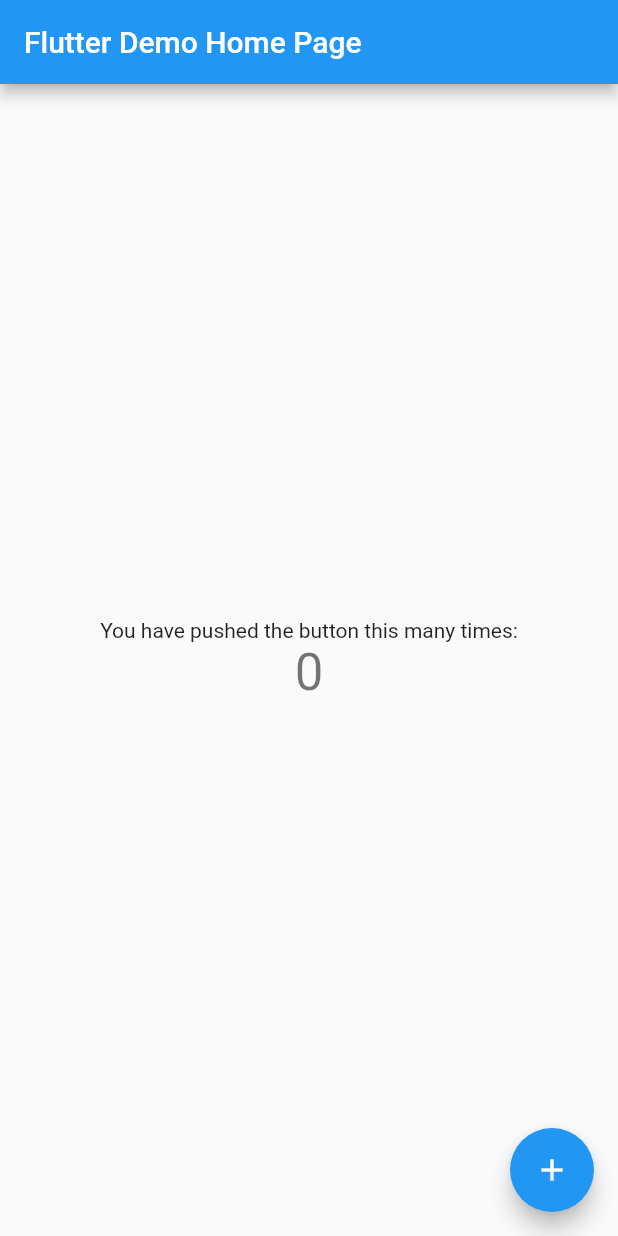
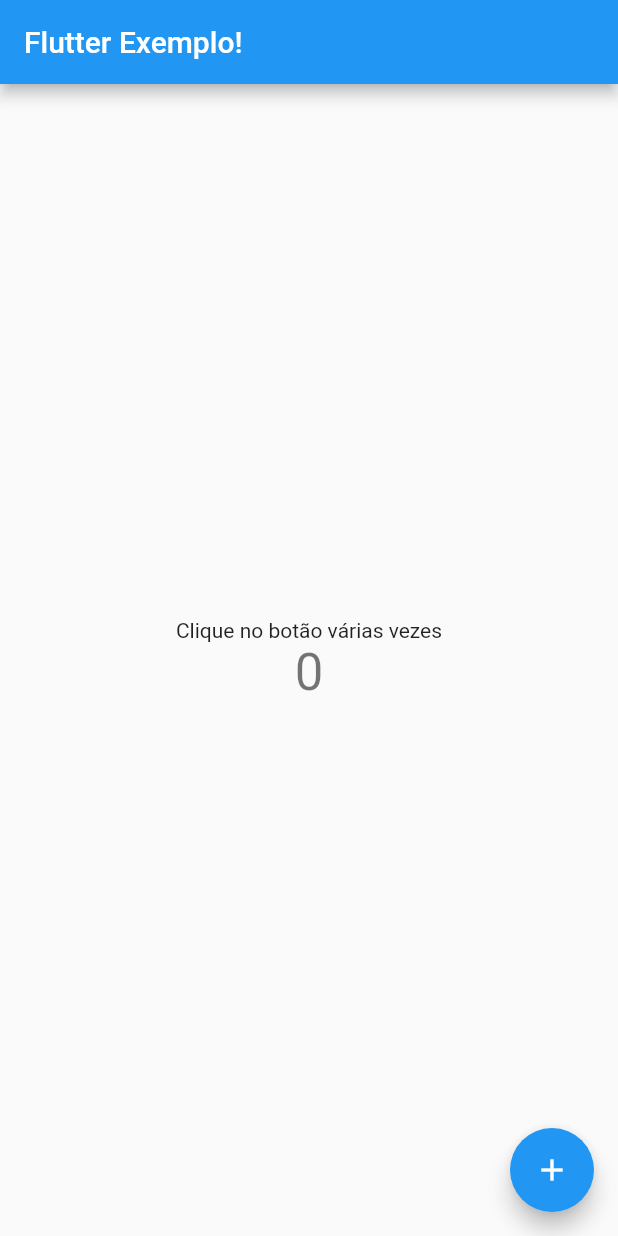
Before and after one commit to alexkads/appfluttertoken, a Flutter app: the screen it shows after launch, on a phone screen of 412 x 824 dp. Run offline on Flutter 3.47's test engine with Material 2 defaults, Android fonts, the phone set to English and light mode, and no system bars.

Commit message:
Limpeza do Projeto

```diff
--- a/lib/main.dart
+++ b/lib/main.dart
@@ -5,39 +5,20 @@
 }
 
 class MyApp extends StatelessWidget {
-  // This widget is the root of your application.
   @override
   Widget build(BuildContext context) {
     return MaterialApp(
       title: 'Flutter Demo',
       theme: ThemeData(
-        // This is the theme of your application.
-        //
-        // Try running your application with "flutter run". You'll see the
-        // application has a blue toolbar. Then, without quitting the app, try
-        // changing the primarySwatch below to Colors.green and then invoke
-        // "hot reload" (press "r" in the console where you ran "flutter run",
-        // or simply save your changes to "hot reload" in a Flutter IDE).
-        // Notice that the counter didn't reset back to zero; the application
-        // is not restarted.
         primarySwatch: Colors.blue,
       ),
-      home: MyHomePage(title: 'Flutter Demo Home Page'),
+      home: MyHomePage(title: 'Flutter Exemplo!'),
     );
   }
 }
 
 class MyHomePage extends StatefulWidget {
   MyHomePage({Key key, this.title}) : super(key: key);
-
-  // This widget is the home page of your application. It is stateful, meaning
-  // that it has a State object (defined below) that contains fields that affect
-  // how it looks.
-
-  // This class is the configuration for the state. It holds the values (in this
-  // case the title) provided by the parent (in this case the App widget) and
-  // used by the build method of the State. Fields in a Widget subclass are
-  // always marked "final".
 
   final String title;
 
@@ -50,51 +31,22 @@
 
   void _incrementCounter() {
     setState(() {
-      // This call to setState tells the Flutter framework that something has
-      // changed in this State, which causes it to rerun the build method below
-      // so that the display can reflect the updated values. If we changed
-      // _counter without calling setState(), then the build method would not be
-      // called again, and so nothing would appear to happen.
       _counter++;
     });
   }
 
   @override
   Widget build(BuildContext context) {
-    // This method is rerun every time setState is called, for instance as done
-    // by the _incrementCounter method above.
-    //
-    // The Flutter framework has been optimized to make rerunning build methods
-    // fast, so that you can just rebuild anything that needs updating rather
-    // than having to individually change instances of widgets.
     return Scaffold(
       appBar: AppBar(
-        // Here we take the value from the MyHomePage object that was created by
-        // the App.build method, and use it to set our appbar title.
         title: Text(widget.title),
       ),
       body: Center(
-        // Center is a layout widget. It takes a single child and positions it
-        // in the middle of the parent.
         child: Column(
-          // Column is also a layout widget. It takes a list of children and
-          // arranges them vertically. By default, it sizes itself to fit its
-          // children horizontally, and tries to be as tall as its parent.
-          //
-          // Invoke "debug painting" (press "p" in the console, choose the
-          // "Toggle Debug Paint" action from the Flutter Inspector in Android
-          // Studio, or the "Toggle Debug Paint" command in Visual Studio Code)
-          // to see the wireframe for each widget.
-          //
-          // Column has various properties to control how it sizes itself and
-          // how it positions its children. Here we use mainAxisAlignment to
-          // center the children vertically; the main axis here is the vertical
-          // axis because Columns are vertical (the cross axis would be
-          // horizontal).
           mainAxisAlignment: MainAxisAlignment.center,
           children: <Widget>[
             Text(
-              'You have pushed the button this many times:',
+              'Clique no botão várias vezes',
             ),
             Text(
               '$_counter',
@@ -105,9 +57,9 @@
       ),
       floatingActionButton: FloatingActionButton(
         onPressed: _incrementCounter,
-        tooltip: 'Increment',
+        tooltip: 'Incrementar',
         child: Icon(Icons.add),
-      ), // This trailing comma makes auto-formatting nicer for build methods.
+      ),
     );
   }
 }
```
